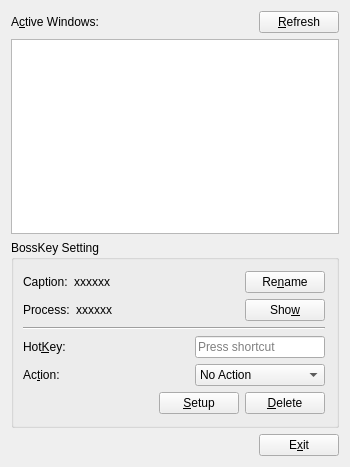
This is MainDialog.ui in Aoi-hosizora/BossKeyManager as Qt 5 draws it before an edit. The edited form follows.
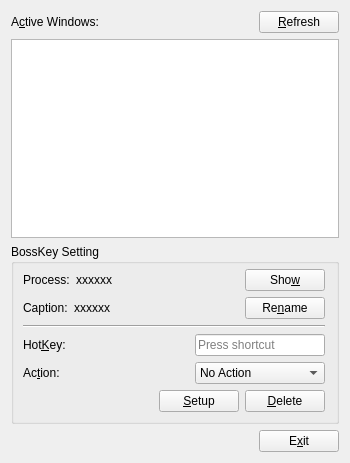
This is the edited form. Custom widgets are drawn as their Qt base class.

Commit message: Add ShowWnd & RenameWnd

Patch:
```diff
--- a/MainDialog.ui
+++ b/MainDialog.ui
@@ -7,7 +7,7 @@
     <x>0</x>
     <y>0</y>
     <width>350</width>
-    <height>467</height>
+    <height>463</height>
    </rect>
   </property>
   <property name="minimumSize">
@@ -72,37 +72,12 @@
        <property name="leftMargin">
         <number>9</number>
        </property>
-       <item>
-        <layout class="QHBoxLayout" name="horizontalLayout_4">
-         <item>
-          <widget class="QLabel" name="label_2">
-           <property name="text">
-            <string>Caption:</string>
-           </property>
-          </widget>
-         </item>
-         <item>
-          <widget class="QLabel" name="label_Caption">
-           <property name="sizePolicy">
-            <sizepolicy hsizetype="Expanding" vsizetype="Preferred">
-             <horstretch>0</horstretch>
-             <verstretch>0</verstretch>
-            </sizepolicy>
-           </property>
-           <property name="text">
-            <string>xxxxxx</string>
-           </property>
-          </widget>
-         </item>
-         <item>
-          <widget class="QPushButton" name="pushButton_Rename">
-           <property name="text">
-            <string>Re&amp;name</string>
-           </property>
-          </widget>
-         </item>
-        </layout>
-       </item>
+       <property name="topMargin">
+        <number>5</number>
+       </property>
+       <property name="bottomMargin">
+        <number>9</number>
+       </property>
        <item>
         <layout class="QHBoxLayout" name="horizontalLayout_7">
          <item>
@@ -139,6 +114,37 @@
          </item>
         </layout>
        </item>
+       <item>
+        <layout class="QHBoxLayout" name="horizontalLayout_4">
+         <item>
+          <widget class="QLabel" name="label_2">
+           <property name="text">
+            <string>Caption:</string>
+           </property>
+          </widget>
+         </item>
+         <item>
+          <widget class="QLabel" name="label_Caption">
+           <property name="sizePolicy">
+            <sizepolicy hsizetype="Expanding" vsizetype="Preferred">
+             <horstretch>0</horstretch>
+             <verstretch>0</verstretch>
+            </sizepolicy>
+           </property>
+           <property name="text">
+            <string>xxxxxx</string>
+           </property>
+          </widget>
+         </item>
+         <item>
+          <widget class="QPushButton" name="pushButton_Rename">
+           <property name="text">
+            <string>Re&amp;name</string>
+           </property>
+          </widget>
+         </item>
+        </layout>
+       </item>
        <item>
         <widget class="Line" name="line">
          <property name="orientation">
```
Left out of the diff: 8 changed lines with no effect on the pictures. The commit also changes 7 other files.
